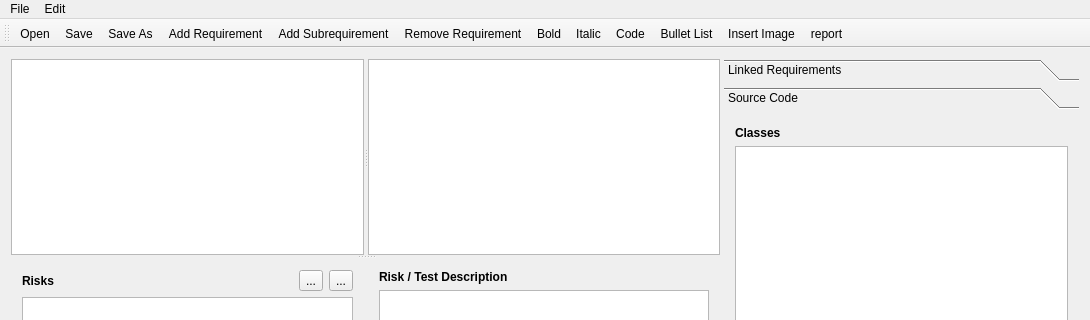
atilm/RequirementsManager, file Application/mainwindow.ui: the form before one commit; both pictures show x 0 to 1090 and y 0 to 320 of the 1090 by 784 pixel window.
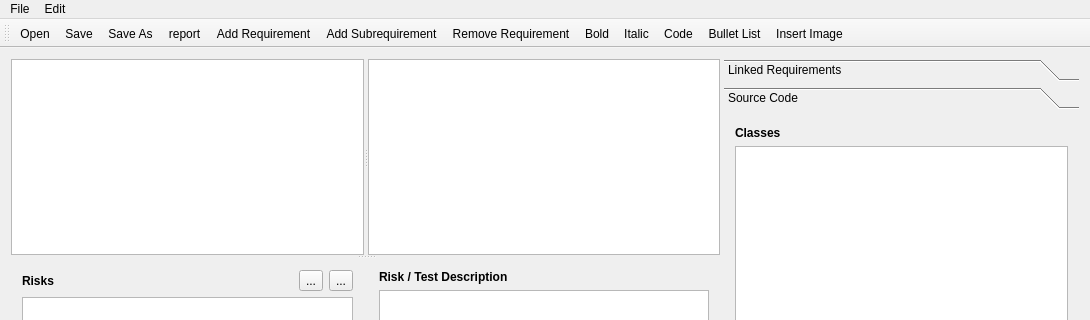
The form after the commit. Icons and pictures are not drawn.

Commit message: Text formatting buttons disabled when changing to read-only

Patch:
```diff
--- a/Application/mainwindow.ui
+++ b/Application/mainwindow.ui
@@ -335,6 +335,7 @@
    <addaction name="actionOpen"/>
    <addaction name="actionSave"/>
    <addaction name="actionSaveAs"/>
+   <addaction name="actionReport"/>
    <addaction name="actionAddSibling"/>
    <addaction name="actionAddChild"/>
    <addaction name="actionRemoveRequirement"/>
@@ -343,7 +344,6 @@
    <addaction name="actionCode"/>
    <addaction name="actionBulletList"/>
    <addaction name="actionInsertImage"/>
-   <addaction name="actionReport"/>
   </widget>
   <widget class="QStatusBar" name="statusBar"/>
   <action name="actionOpen">
```
The commit also changes 7 other files.
